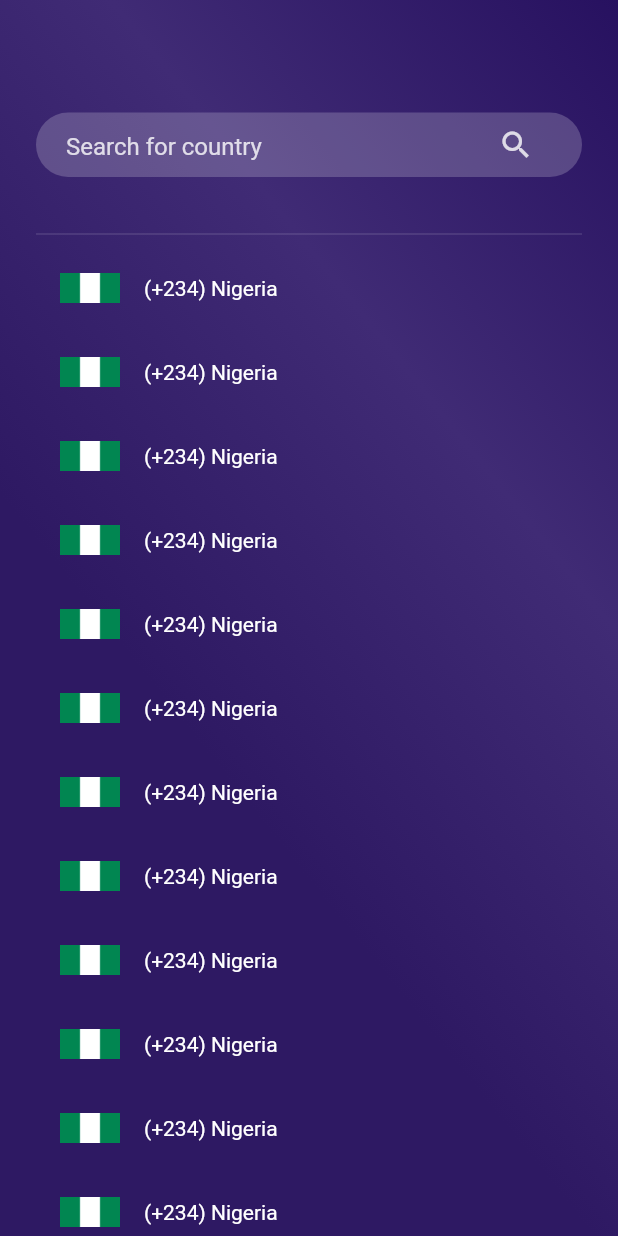
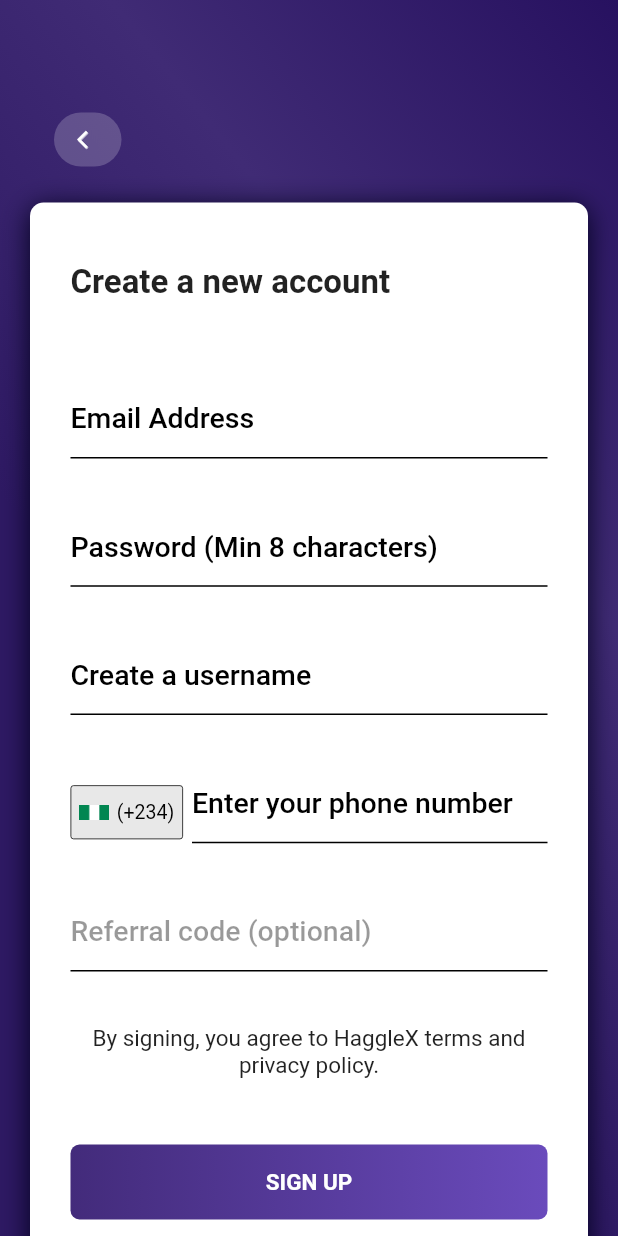
Before and after one commit to charlesarchibong/hagglex, a Flutter app: the screen it shows after launch, after a tap on "New User? Create a new account", on a phone screen of 412 x 824 dp. Run offline on Flutter 3.47's test engine with Material 2 defaults, Android fonts, the phone set to English and light mode, and no system bars; our stand-ins replace another_flushbar, connectivity, data_connection_checker, dio, equatable, flutter_dotenv and 4 more.

Commit message:
designed the signup page

```diff
--- a/lib/core/navigations/route_generator.dart
+++ b/lib/core/navigations/route_generator.dart
@@ -2,6 +2,7 @@ import 'package:flutter/material.dart';
 import 'package:hagglex/core/navigations/route_paths.dart';
 import 'package:hagglex/features/user/presentation/pages/login_page.dart';
 import 'package:hagglex/features/user/presentation/pages/select_country_page.dart';
+import 'package:hagglex/features/user/presentation/pages/signup_page.dart';
 import 'package:hagglex/features/user/presentation/pages/startup_page.dart';
 
 Route<dynamic> generateRoute(RouteSettings settings) {
@@ -20,6 +21,11 @@ Route<dynamic> generateRoute(RouteSettings settings) {
       return _getPageRoute(
         routeName: settings.name,
         viewToShow: SelectCountryPage(),
+      );
+    case Routes.signupPage:
+      return _getPageRoute(
+        routeName: settings.name,
+        viewToShow: SignupPage(),
       );
 
     default:
--- a/lib/core/navigations/route_paths.dart
+++ b/lib/core/navigations/route_paths.dart
@@ -2,4 +2,5 @@ class Routes {
   static const String startUpPage = '/';
   static const String loginPage = '/login';
   static const String selectCountryPage = '/select_country';
+  static const String signupPage = '/sign_up';
 }
--- /dev/null
+++ b/lib/core/share_ui/shared/custom_back_button.dart
@@ -0,0 +1,72 @@
+import 'dart:ui';
+
+import 'package:flutter/material.dart';
+import 'package:hagglex/core/share_ui/shared/touachable_opacity.dart';
+
+class CustomBackButton extends StatelessWidget {
+  const CustomBackButton({
+    Key key,
+  }) : super(key: key);
+
+  @override
+  Widget build(BuildContext context) {
+    return TouchableOpacity(
+      onTap: () {
+        Navigator.pop(context);
+      },
+      child: Container(
+        width: 45,
+        height: 36,
+        decoration: BoxDecoration(
+          color: Color.fromRGBO(255, 255, 255, 0.2),
+          borderRadius: BorderRadius.circular(22),
+        ),
+        child: Center(
+          child: ShadowIcon(
+            Icons.arrow_back_ios,
+            color: Colors.white,
+          ),
+        ),
+      ),
+    );
+  }
+}
+
+class ShadowIcon extends StatelessWidget {
+  final IconData icon;
+  final Color color;
+
+  ShadowIcon(
+    this.icon, {
+    Key key,
+    @required this.color,
+  }) : super(key: key);
+
+  @override
+  Widget build(BuildContext context) {
+    return Stack(
+      children: [
+        Positioned(
+          left: 0.5,
+          top: 0.5,
+          child: BackdropFilter(
+            filter: ImageFilter.blur(
+              sigmaX: 1.0,
+              sigmaY: 1.0,
+            ),
+            child: Icon(
+              icon,
+              color: color.withOpacity(0.7),
+              size: 14,
+            ),
+          ),
+        ),
+        Icon(
+          icon,
+          color: color,
+          size: 14,
+        ),
+      ],
+    );
+  }
+}
--- a/lib/core/share_ui/shared/input_field.dart
+++ b/lib/core/share_ui/shared/input_field.dart
@@ -22,6 +22,8 @@ class InputField extends StatefulWidget {
   final int maxLines, maxLength;
   final Widget suffix;
   final Widget prefix;
+  final Color color;
+  final Color labelTextColor;
 
   InputField({
     @required this.controller,
@@ -42,6 +44,8 @@ class InputField extends StatefulWidget {
     this.smallVersion = true,
     this.suffix = const SizedBox(),
     this.prefix,
+    this.color = Colors.white,
+    this.labelTextColor = Colors.white,
   });
 
   @override
@@ -96,12 +100,12 @@ class _InputFieldState extends State<InputField> {
                   },
                   style: TextStyle(
                     fontSize: 19,
-                    color: Colors.white,
+                    color: widget.color,
                     fontWeight: FontWeight.w500,
                     height: 0.5,
                   ),
                   obscureText: isPassword,
-                  cursorColor: Colors.white,
+                  cursorColor: widget.color,
                   readOnly: widget.isReadOnly,
                   decoration: InputDecoration(
                     // labelText: widget.label,
@@ -110,22 +114,24 @@ class _InputFieldState extends State<InputField> {
                     labelText: widget.label,
                     labelStyle: TextStyle(
                       fontSize: 19,
-                      color: Colors.white,
+                      color: widget.labelTextColor == widget.color
+                          ? widget.color
+                          : widget.labelTextColor,
                       fontWeight: FontWeight.w500,
                       // height: ,
                     ),
-                    fillColor: Colors.white,
+                    fillColor: widget.color,
                     enabledBorder: UnderlineInputBorder(
-                      borderSide: BorderSide(color: Colors.white),
+                      borderSide: BorderSide(color: widget.color),
                     ),
                     focusedBorder: UnderlineInputBorder(
                       borderSide: BorderSide(
-                        color: Colors.white.withOpacity(0.9),
+                        color: widget.color.withOpacity(0.9),
                       ),
                     ),
                     border: UnderlineInputBorder(
                       borderSide: BorderSide(
-                        color: Colors.white,
+                        color: widget.color,
                       ),
                     ),
                   ),
--- a/lib/features/user/presentation/pages/login_page.dart
+++ b/lib/features/user/presentation/pages/login_page.dart
@@ -87,7 +87,7 @@ class _LoginPageState extends State<LoginPage> {
                   onTap: () {
                     Navigator.pushNamed(
                       context,
-                      Routes.selectCountryPage,
+                      Routes.signupPage,
                     );
                   },
                   child: Text(
--- a/lib/features/user/presentation/pages/select_country_page.dart
+++ b/lib/features/user/presentation/pages/select_country_page.dart
@@ -37,6 +37,9 @@ class _SelectCountryPageState extends State<SelectCountryPage> {
                   children: List.generate(
                     50,
                     (index) => ListTile(
+                      onTap: () {
+                        Navigator.pop(context);
+                      },
                       leading: Container(
                         height: 50,
                         width: 40,
--- /dev/null
+++ b/lib/features/user/presentation/pages/signup_page.dart
@@ -0,0 +1,208 @@
+import 'package:flutter/material.dart';
+import 'package:hagglex/core/constants/app_assets.dart';
+import 'package:hagglex/core/navigations/route_paths.dart';
+import 'package:hagglex/core/share_ui/shared/app_colors.dart';
+import 'package:hagglex/core/share_ui/shared/custom_back_button.dart';
+import 'package:hagglex/core/share_ui/shared/input_field.dart';
+import 'package:hagglex/core/share_ui/shared/touachable_opacity.dart';
+import 'package:hagglex/core/share_ui/shared/ui_helpers.dart';
+import 'package:hagglex/features/user/presentation/widgets/hagglex_app_backgroun_widget.dart';
+
+class SignupPage extends StatefulWidget {
+  SignupPage({Key key}) : super(key: key);
+
+  @override
+  _SignupPageState createState() => _SignupPageState();
+}
+
+class _SignupPageState extends State<SignupPage> {
+  @override
+  Widget build(BuildContext context) {
+    return Scaffold(
+      backgroundColor: AppColors.primaryColor,
+      body: HaggleXAppBackgroundWidget(
+        child: SingleChildScrollView(
+          child: Column(
+            mainAxisAlignment: MainAxisAlignment.start,
+            crossAxisAlignment: CrossAxisAlignment.start,
+            children: [
+              verticalSpaceLarge,
+              verticalSpaceMedium,
+              Padding(
+                padding: const EdgeInsets.only(
+                  left: 36,
+                ),
+                child: CustomBackButton(),
+              ),
+              verticalSpace(24),
+              Padding(
+                padding: const EdgeInsets.symmetric(
+                  horizontal: 20,
+                ),
+                child: Container(
+                  width: double.infinity,
+                  decoration: BoxDecoration(
+                    color: Colors.white,
+                    borderRadius: BorderRadius.circular(9),
+                    boxShadow: [
+                      BoxShadow(
+                        color: Color(0xff00001A),
+                        offset: Offset(0, 3),
+                        blurRadius: 15,
+                      )
+                    ],
+                  ),
+                  child: Padding(
+                    padding: const EdgeInsets.symmetric(
+                      horizontal: 27,
+                    ),
+                    child: Column(
+                      crossAxisAlignment: CrossAxisAlignment.start,
+                      mainAxisAlignment: MainAxisAlignment.start,
+                      children: [
+                        verticalSpace(40),
+                        Text(
+                          'Create a new account',
+                          style: TextStyle(
+                            fontWeight: FontWeight.bold,
+                            fontSize: 22,
+                          ),
+                        ),
+                        verticalSpace(44),
+                        InputField(
+                          controller: null,
+                          label: 'Email Address',
+                          color: Colors.black,
+                          labelTextColor: Colors.black,
+                        ),
+                        verticalSpace(5.5),
+                        InputField(
+                          controller: null,
+                          label: 'Password (Min 8 characters)',
+                          color: Colors.black,
+                          labelTextColor: Colors.black,
+                          password: true,
+                        ),
+                        verticalSpace(5.5),
+                        InputField(
+                          controller: null,
+                          label: 'Create a username',
+                          color: Colors.black,
+                          labelTextColor: Colors.black,
+                          password: true,
+                        ),
+                        verticalSpace(5.5),
+                        Row(
+                          mainAxisAlignment: MainAxisAlignment.start,
+                          children: [
+                            TouchableOpacity(
+                              onTap: () {
+                                Navigator.pushNamed(
+                                  context,
+                                  Routes.selectCountryPage,
+                                );
+                              },
+                              child: Container(
+                                margin: EdgeInsets.only(
+                                  right: 6.0,
+                                ),
+                                width: 75,
+                                height: 36,
+                                decoration: BoxDecoration(
+                                  borderRadius: BorderRadius.circular(2),
+                                  color: Color(0xffE8E8E8),
+                                  border: Border.all(
+                                    color: Colors.black,
+                                    width: 0.5,
+                                  ),
+                                ),
+                                child: Row(
+                                  crossAxisAlignment: CrossAxisAlignment.center,
+                                  mainAxisAlignment: MainAxisAlignment.center,
+                                  children: [
+                                    Container(
+                                      height: 40,
+                                      width: 20,
+                                      child: Image.asset(
+                                        AppAssets.nigeriaFlagImage,
+                                      ),
+                                    ),
+                                    horizontalSpaceTiny,
+                                    Text(
+                                      '(+234)',
+                                      style: TextStyle(
+                                        color: Colors.black,
+                                        fontSize: 13,
+                                      ),
+                                    ),
+                                  ],
+                                ),
+                              ),
+                            ),
+                            Expanded(
+                              child: InputField(
+                                controller: null,
+                                label: 'Enter your phone number',
+                                color: Colors.black,
+                                labelTextColor: Colors.black,
+                                password: true,
+                              ),
+                            ),
+                          ],
+                        ),
+                        verticalSpace(5.5),
+                        InputField(
+                          controller: null,
+                          label: 'Referral code (optional)',
+                          color: Colors.black,
+                          labelTextColor: Color(0xff000000).withOpacity(0.4),
+                          password: true,
+                        ),
+                        verticalSpace(16),
+                        Center(
+                          child: Text(
+                            'By signing, you agree to HaggleX terms and privacy policy.',
+                            style: TextStyle(
+                              fontSize: 15,
+                              fontWeight: FontWeight.normal,
+                            ),
+                            textAlign: TextAlign.center,
+                          ),
+                        ),
+                        verticalSpace(44),
+                        Container(
+                          width: double.infinity,
+                          height: 50,
+                          decoration: BoxDecoration(
+                            borderRadius: BorderRadius.circular(6),
+                            gradient: LinearGradient(
+                              colors: [
+                                Color(0xff432B7B),
+                                Color(0xff6A4BBC),
+                              ],
+                            ),
+                          ),
+                          child: Center(
+                            child: Text(
+                              'SIGN UP',
+                              style: TextStyle(
+                                fontSize: 15,
+                                fontWeight: FontWeight.bold,
+                                color: Colors.white,
+                              ),
+                            ),
+                          ),
+                        ),
+                        verticalSpace(65),
+                      ],
+                    ),
+                  ),
+                ),
+              )
+            ],
+          ),
+        ),
+      ),
+    );
+  }
+}
--- a/lib/main.dart
+++ b/lib/main.dart
@@ -26,6 +26,7 @@ class MyApp extends StatelessWidget {
           0xff2E1963,
           AppColors.colorScratch,
         ),
+        //TODO : Download fonts from google
         textTheme: GoogleFonts.darkerGrotesqueTextTheme(
           Theme.of(context).textTheme,
         ),
```
